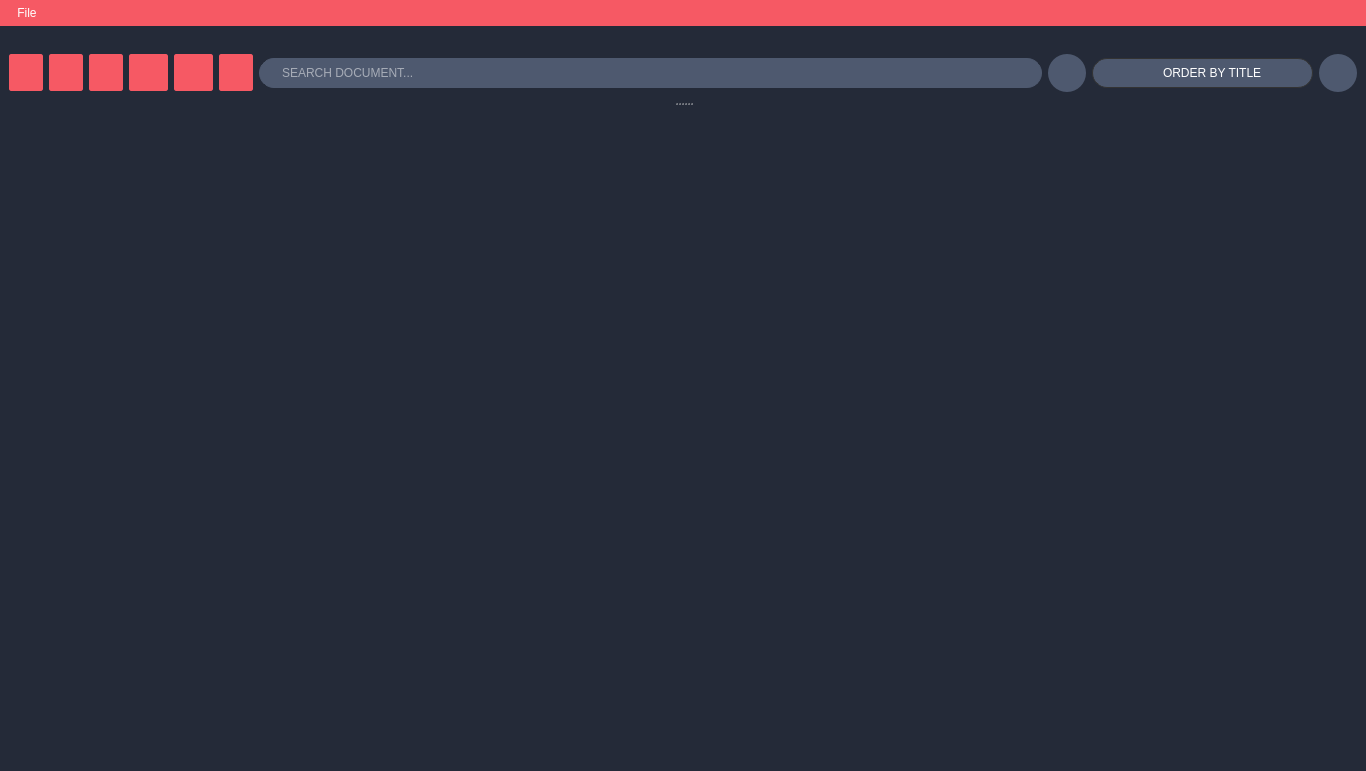
Old version of the form src/client/gui/ui/docsbrowser.ui in the repository aleoli/Shared-Editor.
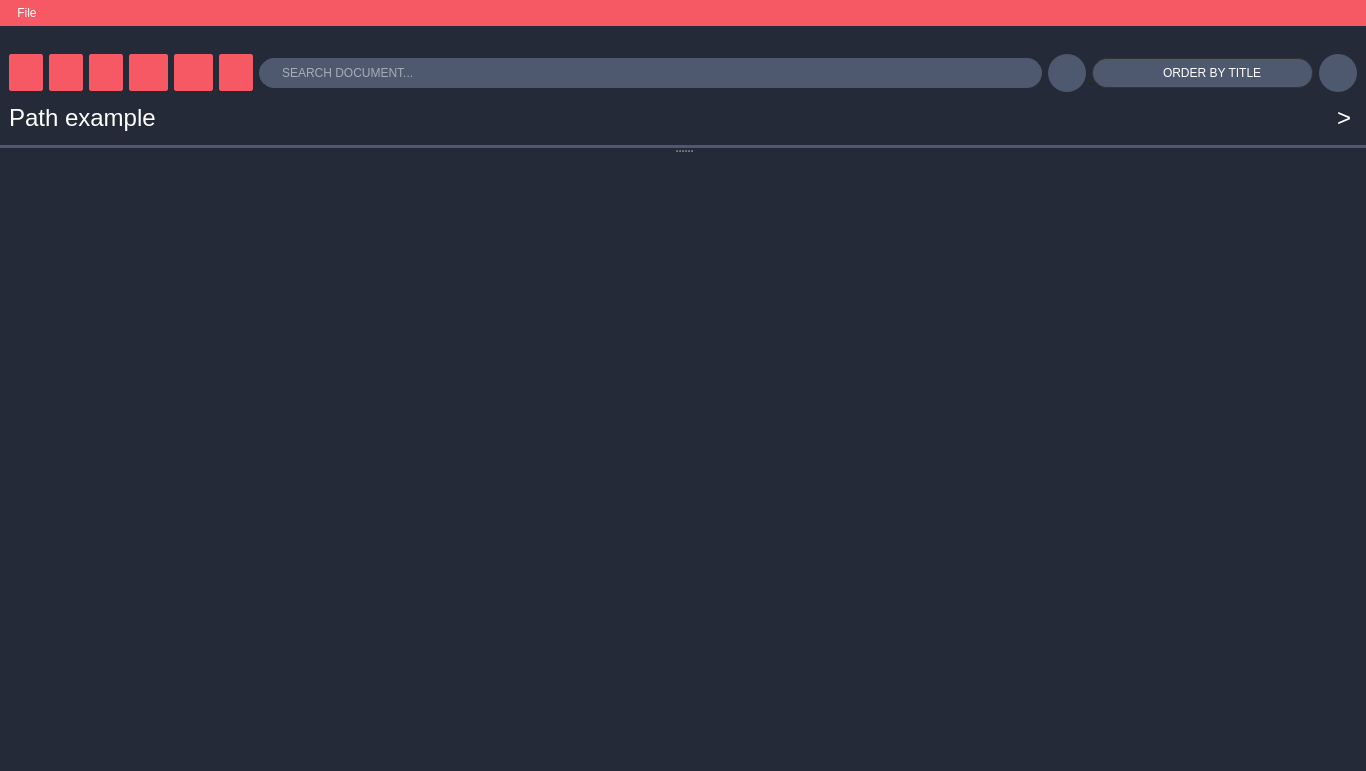
New version of the form. Icons and pictures are not drawn.

Commit message: aggiunto path documenti

Diff of the .ui file:
```diff
--- a/src/client/gui/ui/docsbrowser.ui
+++ b/src/client/gui/ui/docsbrowser.ui
@@ -159,9 +159,20 @@
    <property name="enabled">
     <bool>true</bool>
    </property>
+   <property name="minimumSize">
+    <size>
+     <width>723</width>
+     <height>122</height>
+    </size>
+   </property>
    <property name="autoFillBackground">
     <bool>false</bool>
    </property>
+   <property name="styleSheet">
+    <string notr="true">	border-width: 0px 0px 3px 0px;
+	border-style: none none solid none;
+	border-color: #000 #000 #4e596f #000;</string>
+   </property>
    <property name="floating">
     <bool>false</bool>
    </property>
@@ -180,6 +191,16 @@
    <widget class="QWidget" name="content_widgets">
     <layout class="QHBoxLayout" name="horizontalLayout_2">
      <item>
+      <layout class="QVBoxLayout" name="buttons_path">
+       <property name="leftMargin">
+        <number>0</number>
+       </property>
+       <item>
+        <layout class="QHBoxLayout" name="buttons">
+         <property name="leftMargin">
+          <number>0</number>
+         </property>
+         <item>
       <widget class="QPushButton" name="btn_home">
        <property name="minimumSize">
         <size>
@@ -791,6 +812,43 @@
         </size>
        </property>
       </widget>
+         </item>
+        </layout>
+       </item>
+       <item>
+        <layout class="QHBoxLayout" name="path">
+         <property name="topMargin">
+          <number>0</number>
+         </property>
+         <item>
+          <widget class="QLabel" name="label_path">
+           <property name="styleSheet">
+            <string notr="true">border: none;</string>
+           </property>
+           <property name="text">
+            <string>&lt;html&gt;&lt;head/&gt;&lt;body&gt;&lt;p&gt;&lt;span style=&quot; font-size:18pt; color:#ffffff;&quot;&gt;Path example&lt;/span&gt;&lt;/p&gt;&lt;/body&gt;&lt;/html&gt;</string>
+           </property>
+          </widget>
+         </item>
+         <item>
+          <widget class="QLabel" name="path_separator">
+           <property name="maximumSize">
+            <size>
+             <width>20</width>
+             <height>16777215</height>
+            </size>
+           </property>
+           <property name="styleSheet">
+            <string notr="true">border: none;</string>
+           </property>
+           <property name="text">
+            <string>&lt;html&gt;&lt;head/&gt;&lt;body&gt;&lt;p&gt;&lt;span style=&quot; font-size:18pt; color:#ffffff;&quot;&gt;&amp;gt;&lt;/span&gt;&lt;/p&gt;&lt;/body&gt;&lt;/html&gt;</string>
+           </property>
+          </widget>
+         </item>
+        </layout>
+       </item>
+      </layout>
      </item>
     </layout>
    </widget>
```
Left out of the diff: 12 changed lines with no effect on the pictures. Lines whose indentation alone changed are shown as unchanged.
